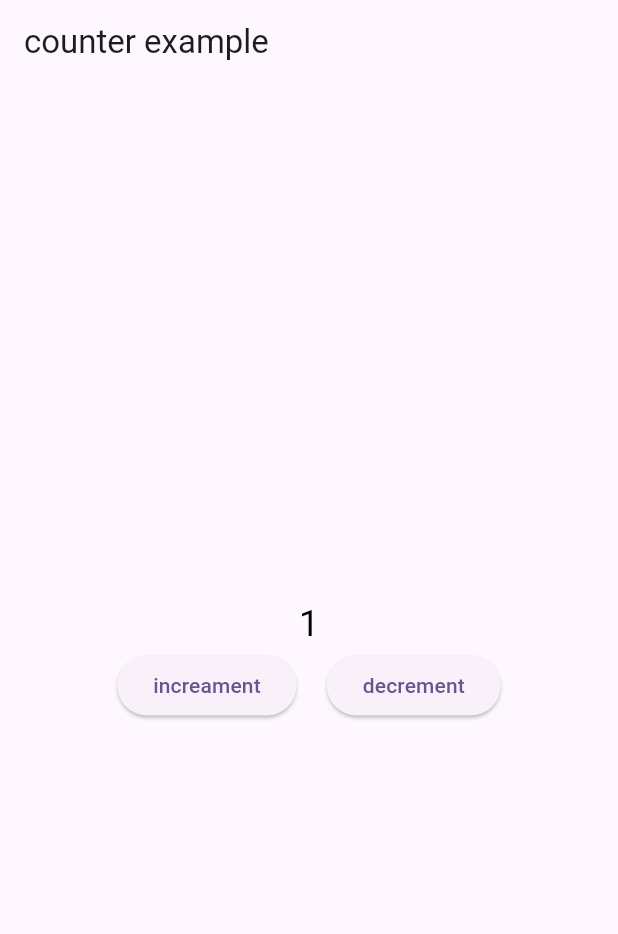
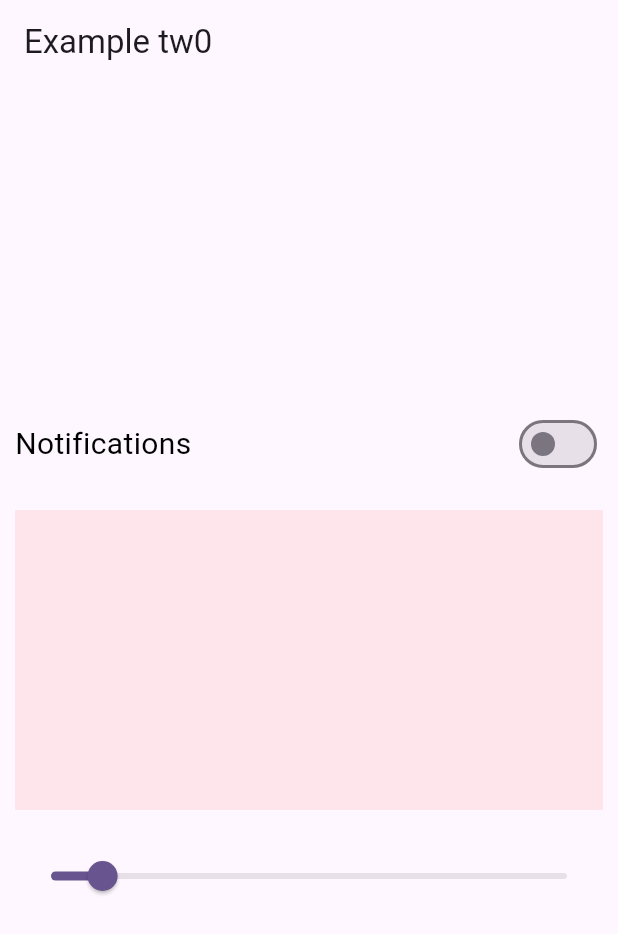
Before and after one commit to Hasnainhai/movie_app, a Flutter app: the screen it shows after launch, on a phone screen of 412 x 824 dp. Shown: the top 934 px of the screen. Run offline on Flutter 3.47's test engine with Material 3 defaults, Android fonts, the phone set to English and light mode, and no system bars; our stand-ins replace bloc, equatable, flutter_bloc.

Commit message:
working on slider switch using bloc

```diff
--- a/lib/bloc/counter_bloc.dart
+++ b/lib/bloc/counteBloc/counter_bloc.dart
@@ -1,6 +1,6 @@
 import 'package:bloc/bloc.dart';
-import 'package:bloc_movie_app/bloc/counter_event.dart';
-import 'package:bloc_movie_app/bloc/counter_state.dart';
+import 'package:bloc_movie_app/bloc/counteBloc/counter_event.dart';
+import 'package:bloc_movie_app/bloc/counteBloc/counter_state.dart';
 
 class CounterBloc extends Bloc<CounterEvent, CounterState> {
   CounterBloc() : super(const CounterState()) {
--- /dev/null
+++ b/lib/bloc/switchBloc/switch_bloc.dart
@@ -0,0 +1,19 @@
+import 'package:bloc/bloc.dart';
+import 'package:bloc_movie_app/bloc/switchBloc/switch_event.dart';
+import 'package:bloc_movie_app/bloc/switchBloc/switch_state.dart';
+
+class SwitchBloc extends Bloc<SwitchEvent, SwitchState> {
+  SwitchBloc() : super(const SwitchState()) {
+    on<EnableDisableSwitch>(_enableDisableSwitch);
+    on<SliderEvent>(_enableSlider);
+  }
+
+  void _enableDisableSwitch(
+      EnableDisableSwitch event, Emitter<SwitchState> emit) {
+    emit(state.copyWith(isSwitch: !state.isSwitch));
+  }
+
+  void _enableSlider(SliderEvent event, Emitter<SwitchState> emit) {
+    emit(state.copyWith(slider: event.slider));
+  }
+}
--- /dev/null
+++ b/lib/bloc/switchBloc/switch_event.dart
@@ -0,0 +1,17 @@
+import 'package:equatable/equatable.dart';
+
+abstract class SwitchEvent extends Equatable {
+  const SwitchEvent();
+
+  @override
+  List<Object> get props => [];
+}
+
+class EnableDisableSwitch extends SwitchEvent {}
+
+class SliderEvent extends SwitchEvent {
+  final double slider;
+  const SliderEvent({required this.slider});
+  @override
+  List<Object> get props => [slider];
+}
--- /dev/null
+++ b/lib/bloc/switchBloc/switch_state.dart
@@ -0,0 +1,15 @@
+import 'package:equatable/equatable.dart';
+
+class SwitchState extends Equatable {
+  const SwitchState({this.isSwitch = false, this.slider = 0.1});
+  final bool isSwitch;
+  final double slider;
+
+  SwitchState copyWith({bool? isSwitch, double? slider}) {
+    return SwitchState(
+        isSwitch: isSwitch ?? this.isSwitch, slider: slider ?? this.slider);
+  }
+
+  @override
+  List<Object> get props => [isSwitch, slider];
+}
--- a/lib/main.dart
+++ b/lib/main.dart
@@ -1,8 +1,8 @@
-import 'package:bloc_movie_app/bloc/counter_bloc.dart';
+import 'package:bloc_movie_app/bloc/switchBloc/switch_bloc.dart';
 import 'package:flutter/material.dart';
 import 'package:flutter_bloc/flutter_bloc.dart';
-
-import 'ui/counter_screen.dart';
+import 'bloc/counteBloc/counter_bloc.dart';
+import 'ui/switch_example.dart';
 
 void main() {
   runApp(const MyApp());
@@ -14,13 +14,15 @@ class MyApp extends StatelessWidget {
   Widget build(BuildContext context) {
     return BlocProvider(
       create: (_) => CounterBloc(),
-      child: MaterialApp(
-        title: 'Bloc Demo',
-        theme: ThemeData(
-          colorScheme: ColorScheme.fromSeed(seedColor: Colors.deepPurple),
-          useMaterial3: true,
+      child: BlocProvider(
+        create: (_) => SwitchBloc(),
+        child: MaterialApp(
+          theme: ThemeData(
+            colorScheme: ColorScheme.fromSeed(seedColor: Colors.deepPurple),
+            useMaterial3: true,
+          ),
+          home: const SwitchExample(),
         ),
-        home: const CounterScreen(),
       ),
     );
   }
--- a/lib/ui/counter_screen.dart
+++ b/lib/ui/counter_screen.dart
@@ -1,6 +1,6 @@
-import 'package:bloc_movie_app/bloc/counter_bloc.dart';
-import 'package:bloc_movie_app/bloc/counter_event.dart';
-import 'package:bloc_movie_app/bloc/counter_state.dart';
+import 'package:bloc_movie_app/bloc/counteBloc/counter_bloc.dart';
+import 'package:bloc_movie_app/bloc/counteBloc/counter_event.dart';
+import 'package:bloc_movie_app/bloc/counteBloc/counter_state.dart';
 import 'package:flutter/material.dart';
 import 'package:flutter_bloc/flutter_bloc.dart';
 
--- /dev/null
+++ b/lib/ui/switch_example.dart
@@ -0,0 +1,64 @@
+import 'package:bloc_movie_app/bloc/switchBloc/switch_bloc.dart';
+import 'package:bloc_movie_app/bloc/switchBloc/switch_event.dart';
+import 'package:bloc_movie_app/bloc/switchBloc/switch_state.dart';
+import 'package:flutter/material.dart';
+import 'package:flutter_bloc/flutter_bloc.dart';
+
+class SwitchExample extends StatefulWidget {
+  const SwitchExample({super.key});
+
+  @override
+  State<SwitchExample> createState() => _SwitchExampleState();
+}
+
+class _SwitchExampleState extends State<SwitchExample> {
+  @override
+  Widget build(BuildContext context) {
+    return Scaffold(
+      appBar: AppBar(
+        title: const Text('Example tw0'),
+      ),
+      body: Padding(
+        padding: const EdgeInsets.symmetric(horizontal: 10),
+        child: Column(
+          mainAxisAlignment: MainAxisAlignment.center,
+          crossAxisAlignment: CrossAxisAlignment.center,
+          children: [
+            Row(
+              mainAxisAlignment: MainAxisAlignment.spaceBetween,
+              children: [
+                const Text(
+                  'Notifications',
+                  style: TextStyle(color: Colors.black, fontSize: 20.0),
+                ),
+                BlocBuilder<SwitchBloc, SwitchState>(builder: (context, state) {
+                  return Switch(
+                      value: state.isSwitch,
+                      onChanged: (value) {
+                        state.isSwitch;
+                      });
+                }),
+              ],
+            ),
+            const SizedBox(height: 20),
+            BlocBuilder<SwitchBloc, SwitchState>(builder: (context, state) {
+              return Container(
+                height: 200,
+                width: double.infinity,
+                color: Colors.red.withOpacity(state.slider),
+              );
+            }),
+            const SizedBox(height: 20),
+            BlocBuilder<SwitchBloc, SwitchState>(builder: (context, state) {
+              return Slider(
+                  value: state.slider,
+                  onChanged: (value) {
+                    context.read<SwitchBloc>().add(SliderEvent(slider: value));
+                  });
+            })
+          ],
+        ),
+      ),
+    );
+  }
+}
```
Also changed, not shown: lib/bloc/counteBloc/counter_event.dart (renamed from lib/bloc/counter_event.dart), lib/bloc/counteBloc/counter_state.dart (renamed from lib/bloc/counter_state.dart).
